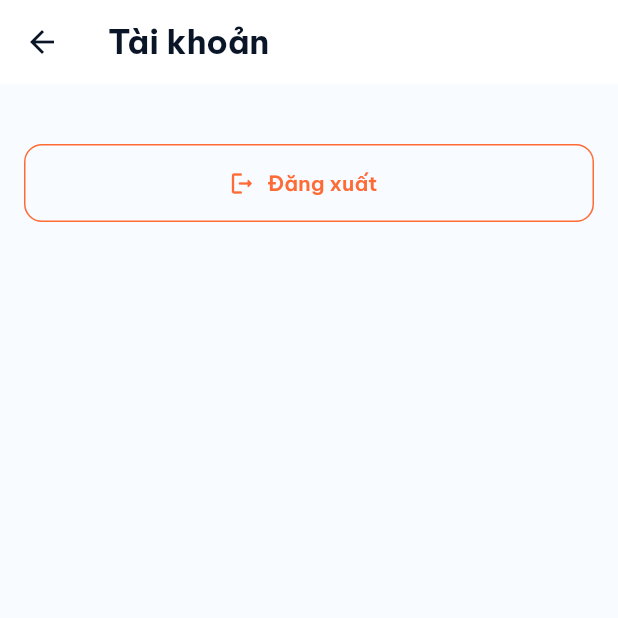
After one commit to minhtit-fpt/car_rental_app, a Flutter app: the _ProfileTab screen opened directly, on a phone screen of 412 x 824 dp, the top half of it. The commit adds this screen. Run offline on Flutter 3.47's test engine with Material 3 defaults, Android fonts, the phone set to English and light mode, and no system bars; our stand-ins replace dio, equatable, flutter_bloc, flutter_secure_storage, get_it, go_router and 1 more; accounts and stored records are empty; network calls fail.

Commit message:
feat: auth F3 — DI, GoRouter auth guard, app shell with logout, main wiring

```diff
--- /dev/null
+++ b/frontend/lib/app/app_shell.dart
@@ -0,0 +1,231 @@
+import 'package:flutter/material.dart';
+import 'package:flutter_bloc/flutter_bloc.dart';
+import 'package:frontend/core/theme/app_colors.dart';
+import 'package:frontend/features/auth/presentation/cubit/auth_cubit.dart';
+import 'package:frontend/features/auth/presentation/cubit/auth_state.dart';
+import 'package:frontend/features/vehicle/presentation/screens/car_list_screen.dart';
+import 'package:frontend/features/vehicle/presentation/screens/home_screen.dart';
+
+class AppShell extends StatefulWidget {
+  const AppShell({super.key});
+
+  @override
+  State<AppShell> createState() => _AppShellState();
+}
+
+class _AppShellState extends State<AppShell> {
+  int _currentIndex = 0;
+
+  void _navigateTo(int index) => setState(() => _currentIndex = index);
+
+  @override
+  Widget build(BuildContext context) {
+    return Scaffold(
+      body: IndexedStack(
+        index: _currentIndex,
+        children: [
+          HomeScreen(onCarsTap: () => _navigateTo(1)),
+          const CarListScreen(),
+          const _PlaceholderScreen(label: '🗺️', title: 'Map'),
+          const _ProfileTab(),
+        ],
+      ),
+      bottomNavigationBar: _BottomNav(
+        currentIndex: _currentIndex,
+        onTap: _navigateTo,
+      ),
+    );
+  }
+}
+
+class _BottomNav extends StatelessWidget {
+  const _BottomNav({required this.currentIndex, required this.onTap});
+
+  final int currentIndex;
+  final ValueChanged<int> onTap;
+
+  @override
+  Widget build(BuildContext context) {
+    return Container(
+      decoration: const BoxDecoration(
+        color: AppColors.surface,
+        border: Border(top: BorderSide(color: AppColors.border)),
+      ),
+      child: BottomNavigationBar(
+        currentIndex: currentIndex,
+        onTap: onTap,
+        backgroundColor: Colors.transparent,
+        items: const [
+          BottomNavigationBarItem(
+            icon: Icon(Icons.home_outlined),
+            activeIcon: Icon(Icons.home_rounded),
+            label: 'Home',
+          ),
+          BottomNavigationBarItem(
+            icon: Icon(Icons.directions_car_outlined),
+            activeIcon: Icon(Icons.directions_car_rounded),
+            label: 'Cars',
+          ),
+          BottomNavigationBarItem(
+            icon: Icon(Icons.map_outlined),
+            activeIcon: Icon(Icons.map_rounded),
+            label: 'Map',
+          ),
+          BottomNavigationBarItem(
+            icon: Icon(Icons.person_outline_rounded),
+            activeIcon: Icon(Icons.person_rounded),
+            label: 'Profile',
+          ),
+        ],
+      ),
+    );
+  }
+}
+
+class _ProfileTab extends StatelessWidget {
+  const _ProfileTab();
+
+  @override
+  Widget build(BuildContext context) {
+    return Scaffold(
+      backgroundColor: AppColors.background,
+      appBar: AppBar(
+        title: const Text(
+          'Tài khoản',
+          style: TextStyle(
+            fontWeight: FontWeight.bold,
+            color: AppColors.darkText,
+          ),
+        ),
+      ),
+      body: BlocBuilder<AuthCubit, AuthState>(
+        builder: (context, state) {
+          final user = state is AuthAuthenticated ? state.user : null;
+          return Padding(
+            padding: const EdgeInsets.all(16),
+            child: Column(
+              crossAxisAlignment: CrossAxisAlignment.stretch,
+              children: [
+                if (user != null)
+                  Container(
+                    padding: const EdgeInsets.all(20),
+                    decoration: BoxDecoration(
+                      color: AppColors.surface,
+                      borderRadius: BorderRadius.circular(20),
+                      border: Border.all(color: AppColors.border),
+                      boxShadow: const [
+                        BoxShadow(
+                          color: AppColors.cardShadowColor,
+                          blurRadius: 12,
+                          offset: Offset(0, 2),
+                        ),
+                      ],
+                    ),
+                    child: Row(
+                      children: [
+                        Container(
+                          width: 56,
+                          height: 56,
+                          decoration: BoxDecoration(
+                            gradient: AppColors.logoGradient,
+                            borderRadius: BorderRadius.circular(16),
+                          ),
+                          child: const Icon(
+                            Icons.person_rounded,
+                            color: Colors.white,
+                            size: 30,
+                          ),
+                        ),
+                        const SizedBox(width: 16),
+                        Expanded(
+                          child: Column(
+                            crossAxisAlignment: CrossAxisAlignment.start,
+                            children: [
+                              Text(
+                                user.phone,
+                                style: const TextStyle(
+                                  fontSize: 16,
+                                  fontWeight: FontWeight.w700,
+                                  color: AppColors.darkText,
+                                ),
+                              ),
+                              const SizedBox(height: 4),
+                              Text(
+                                user.roles.join(' · '),
+                                style: const TextStyle(
+                                  fontSize: 13,
+                                  color: AppColors.secondaryText,
+                                ),
+                              ),
+                            ],
+                          ),
+                        ),
+                      ],
+                    ),
+                  ),
+                const SizedBox(height: 24),
+                OutlinedButton.icon(
+                  onPressed: () => context.read<AuthCubit>().logout(),
+                  icon: const Icon(Icons.logout_rounded, color: AppColors.orange),
+                  label: const Text(
+                    'Đăng xuất',
+                    style: TextStyle(
+                      color: AppColors.orange,
+                      fontWeight: FontWeight.w600,
+                    ),
+                  ),
+                  style: OutlinedButton.styleFrom(
+                    minimumSize: const Size.fromHeight(52),
+                    side: const BorderSide(color: AppColors.orange),
+                    shape: RoundedRectangleBorder(
+                      borderRadius: BorderRadius.circular(12),
+                    ),
+                  ),
+                ),
+              ],
+            ),
+          );
+        },
+      ),
+    );
+  }
+}
+
+class _PlaceholderScreen extends StatelessWidget {
+  const _PlaceholderScreen({required this.label, required this.title});
+
+  final String label;
+  final String title;
+
+  @override
+  Widget build(BuildContext context) {
+    return Scaffold(
+      backgroundColor: AppColors.background,
+      appBar: AppBar(
+        title: Text(
+          title,
+          style: const TextStyle(
+            fontWeight: FontWeight.bold,
+            color: AppColors.darkText,
+          ),
+        ),
+      ),
+      body: Center(
+        child: Column(
+          mainAxisAlignment: MainAxisAlignment.center,
+          children: [
+            Text(label, style: const TextStyle(fontSize: 64)),
+            const SizedBox(height: 16),
+            Text(
+              '$title coming soon',
+              style: const TextStyle(
+                fontSize: 16,
+                color: AppColors.secondaryText,
+              ),
+            ),
+          ],
+        ),
+      ),
+    );
+  }
+}
```
Also changed, not shown: frontend/lib/app/splash_screen.dart (added, +44 -0 lines), frontend/lib/core/di/service_locator.dart (added, +62 -0 lines), frontend/lib/core/router/app_router.dart (added, +53 -0 lines), frontend/lib/core/router/go_router_refresh_stream.dart (added, +19 -0 lines), frontend/lib/main.dart (+32 -143 lines).
